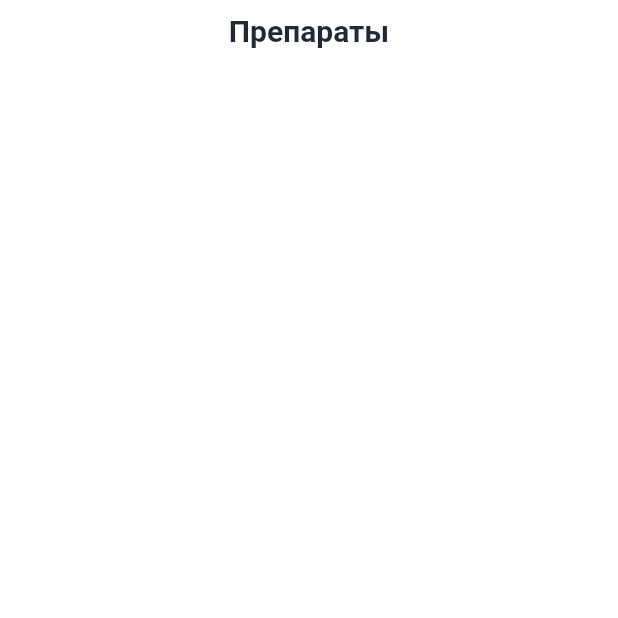
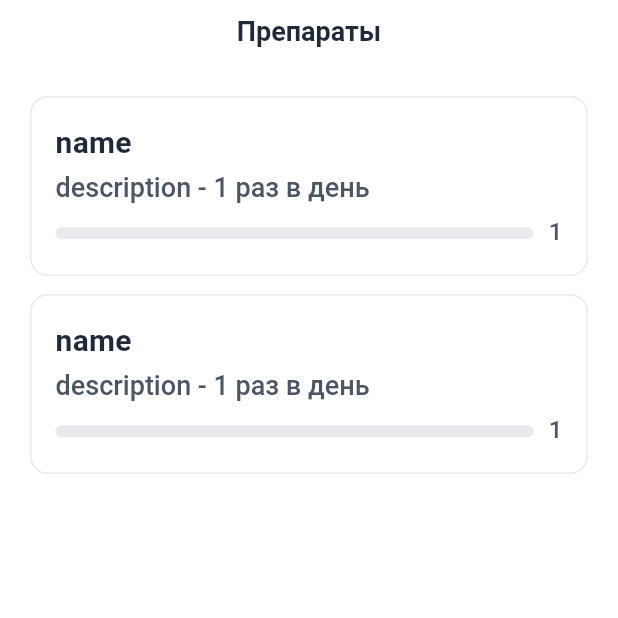
Before and after one commit to st1llsane/keep_my_medications, a Flutter app: the HomePage screen opened by its route, after a tap on "Препараты", on a phone screen of 412 x 824 dp, the top half of it. Run offline on Flutter 3.47's test engine with Material 3 defaults, Android fonts, the phone set to English and light mode, and no system bars; our stand-ins replace flutter_bloc, flutter_dotenv, freezed_annotation, get_it, go_router, hooks_riverpod and 3 more; missing offline and left inert: smooth_sheets; accounts and stored records are empty; generated files the repository leaves out were written again.

Commit message:
chore: minor changes

```diff
--- a/lib/bootstrap/app_initializer.dart
+++ b/lib/bootstrap/app_initializer.dart
@@ -1,8 +1,10 @@
 import 'package:flutter_dotenv/flutter_dotenv.dart';
+import 'package:keep_my_notes/config/get_it_config.dart';
 import 'package:keep_my_notes/config/supabase_config.dart';
 
 abstract class AppInitializer {
   static Future<void> initialize() async {
+    await setupDependencies();
     await dotenv.load();
     await initSupabase();
   }
--- a/lib/bootstrap/main.dart
+++ b/lib/bootstrap/main.dart
@@ -2,11 +2,9 @@ import 'package:flutter/material.dart';
 import 'package:hooks_riverpod/hooks_riverpod.dart';
 import 'package:keep_my_notes/bootstrap/app.dart';
 import 'package:keep_my_notes/bootstrap/app_initializer.dart';
-import 'package:keep_my_notes/config/get_it_config.dart';
 
 /// Точка входа в приложение.
 Future<void> main() async {
   await AppInitializer.initialize();
-  setupDependencies();
   runApp(const ProviderScope(child: App()));
 }
--- a/lib/config/get_it_config.dart
+++ b/lib/config/get_it_config.dart
@@ -9,4 +9,4 @@ final getIt = GetIt.instance;
   preferRelativeImports: false,
   asExtension: true,
 )
-void setupDependencies() => getIt.init();
+Future<void> setupDependencies() async => getIt.init();
--- a/lib/features/medications/models/medication.dart
+++ b/lib/features/medications/models/medication.dart
@@ -14,10 +14,26 @@ abstract class Medication with _$Medication {
     required double? dose,
     required int? perDayCount,
     required int takenToday,
-    required String createdAt,
+    required String? createdAt,
     required String? updatedAt,
   }) = _Medication;
+
+  factory Medication.mock() => const Medication(
+    id: 0,
+    name: 'name',
+    description: 'description',
+    timePeriod: MedicationTimePeriod.morning,
+    dose: 1,
+    perDayCount: 1,
+    takenToday: 1,
+    createdAt: null,
+    updatedAt: null,
+  );
 
   factory Medication.fromJson(Map<String, Object?> json) =>
       _$MedicationFromJson(json);
 }
+
+// abstract interface class Mockable<T> {
+//   T mock();
+// }
--- a/lib/features/medications/presentation/pages/medications_page.dart
+++ b/lib/features/medications/presentation/pages/medications_page.dart
@@ -1,10 +1,9 @@
 import 'package:flutter/material.dart';
 import 'package:flutter_bloc/flutter_bloc.dart';
 import 'package:keep_my_notes/config/get_it_config.dart';
-import 'package:keep_my_notes/features/medications/models/medication.dart';
 import 'package:keep_my_notes/features/medications/models/states/medications_state.dart';
 import 'package:keep_my_notes/features/medications/presentation/blocs/medications_bloc.dart';
-import 'package:keep_my_notes/features/medications/presentation/widgets/medication_tile.dart';
+import 'package:keep_my_notes/features/medications/presentation/pages/medications_page_view.dart';
 import 'package:keep_my_notes/shared/ui/adaptive_nav_bar.dart';
 
 class MedicationsPage extends StatelessWidget {
@@ -16,28 +15,9 @@ class MedicationsPage extends StatelessWidget {
       appBar: const AdaptiveNavBar(title: 'Препараты'),
       body: BlocProvider<MedicationsBloc>(
         create: (context) => getIt<MedicationsBloc>(),
-        child: BlocBuilder<MedicationsBloc, MedicationsState>(builder: builder),
-      ),
-    );
-  }
-
-  Widget builder(BuildContext context, MedicationsState state) {
-    final MedicationsState(:medications) = state;
-
-    return Padding(
-      padding: const EdgeInsets.only(left: 20, right: 20, top: 30),
-      child: Column(
-        spacing: 12,
-        children: [
-          ListView.builder(
-            itemCount: medications.length,
-            shrinkWrap: true,
-            itemBuilder: (context, index) {
-              final Medication medication = medications[index];
-              return MedicationTile(medication: medication);
-            },
-          ),
-        ],
+        child: BlocBuilder<MedicationsBloc, MedicationsState>(
+          builder: (context, state) => MedicationsPageView(state),
+        ),
       ),
     );
   }
--- /dev/null
+++ b/lib/features/medications/presentation/pages/medications_page_view.dart
@@ -0,0 +1,42 @@
+import 'package:flutter/material.dart';
+import 'package:keep_my_notes/features/medications/models/medication.dart';
+import 'package:keep_my_notes/features/medications/models/states/medications_state.dart';
+import 'package:keep_my_notes/features/medications/presentation/widgets/medication_tile.dart';
+
+class MedicationsPageView extends StatelessWidget {
+  const MedicationsPageView(this.state, {super.key});
+
+  final MedicationsState state;
+
+  @override
+  Widget build(BuildContext context) {
+    // final MedicationsState(:medications) = state;
+    final medications = [Medication.mock(), Medication.mock()];
+
+    if (medications.isEmpty) {
+      return Container(child: Center(child: Text('Empty')));
+    }
+
+    return Padding(
+      padding: const EdgeInsets.fromLTRB(20, 20, 20, 0),
+      child: Column(
+        spacing: 12,
+        children: [
+          ListView.builder(
+            itemCount: medications.length,
+            shrinkWrap: true,
+            itemBuilder: (context, index) {
+              final Medication medication = medications[index];
+              final bool isLastItem = index == medications.length - 1;
+
+              return Padding(
+                padding: EdgeInsets.only(bottom: isLastItem ? 0 : 12),
+                child: MedicationTile(medication: medication),
+              );
+            },
+          ),
+        ],
+      ),
+    );
+  }
+}
--- a/lib/features/medications/presentation/widgets/medication_tile.dart
+++ b/lib/features/medications/presentation/widgets/medication_tile.dart
@@ -1,5 +1,6 @@
 import 'package:flutter/material.dart';
 import 'package:keep_my_notes/features/medications/models/medication.dart';
+import 'package:keep_my_notes/shared/extensions/build_context_extension.dart';
 import 'package:keep_my_notes/shared/theme/theme_colors.dart';
 import 'package:keep_my_notes/shared/theme/theme_radiuses.dart';
 import 'package:keep_my_notes/shared/theme/theme_text_styles.dart';
@@ -25,7 +26,8 @@ class MedicationTile extends StatelessWidget {
         children: [
           Text(
             medication.name ?? 'Без названия',
-            style: ThemeTextStyles.headingM,
+            // style: ThemeTextStyles.heading20,
+            style: context.textTheme.titleMedium,
           ),
           if (medication.description != null)
             RichText(
--- a/lib/pages/home_page.dart
+++ b/lib/pages/home_page.dart
@@ -19,14 +19,14 @@ class HomePage extends StatelessWidget {
             Align(
               alignment: Alignment.center,
               child: TextButton(
-                onPressed: () => context.routeNavigator.pushMedicationsPage(),
+                onPressed: () => context.routeNavigator.medications(),
                 child: Text('Препараты'),
               ),
             ),
             Align(
               alignment: Alignment.center,
               child: TextButton(
-                onPressed: () => context.routeNavigator.pushMoodPage(),
+                onPressed: () => context.routeNavigator.mood(),
                 child: Text('Настроение'),
               ),
             ),
--- a/lib/router/route_navigator.dart
+++ b/lib/router/route_navigator.dart
@@ -7,11 +7,11 @@ final class RouteNavigator {
 
   final BuildContext context;
 
-  void pushMedicationsPage() {
+  void medications() {
     context.push(AppRoutes.medications.path);
   }
 
-  void pushMoodPage() {
+  void mood() {
     context.push(AppRoutes.mood.path);
   }
 }
--- a/lib/router/router.dart
+++ b/lib/router/router.dart
@@ -6,21 +6,15 @@ import 'package:keep_my_notes/router/routes/medications_routes.dart';
 import 'package:keep_my_notes/router/routes/mood_routes.dart';
 import 'package:keep_my_notes/shared/ui/adaptive_page.dart';
 
+part 'routes/home_routes.dart';
+
 final _navigatorKey = GlobalKey<NavigatorState>(debugLabel: 'root');
 
 final GoRouter router = GoRouter(
   navigatorKey: _navigatorKey,
-  initialLocation: AppRoutes.home.path,
-  routes: [
-    GoRoute(
-      path: AppRoutes.home.path,
-      name: AppRoutes.home.name,
-      pageBuilder:
-          (_, _) =>
-              AdaptivePage(name: AppRoutes.home.name, child: const HomePage()),
-      routes: [...medicationsRoutes, moodRoutes],
-    ),
-  ],
+  // initialLocation: AppRoutes.home.path,
+  initialLocation: AppRoutes.medications.path,
+  routes: [homeRoutes],
   debugLogDiagnostics: true,
   observers: [_NavigatorObserver()],
 );
--- a/lib/shared/extensions/build_context_extension.dart
+++ b/lib/shared/extensions/build_context_extension.dart
@@ -1,6 +1,7 @@
-import 'package:flutter/widgets.dart';
+import 'package:flutter/material.dart';
 import 'package:keep_my_notes/router/route_navigator.dart';
 
 extension BuildContextExtension on BuildContext {
+  TextTheme get textTheme => TextTheme.of(this);
   RouteNavigator get routeNavigator => RouteNavigator(context: this);
 }
--- a/lib/shared/theme/theme_colors.dart
+++ b/lib/shared/theme/theme_colors.dart
@@ -1,7 +1,7 @@
 import 'package:flutter/material.dart';
 
 abstract class ThemeColors {
-  // Main colors
+  // Main
   static const Color background = Color(0xFFFFFFFF);
   static const Color foreground = Color(0xFF1F2937);
   static const Color foregroundSecondary = Color(0xFF4B5563);
@@ -9,7 +9,7 @@ abstract class ThemeColors {
   static const Color secondary = Color(0xFFE9EAEE);
   static const Color secondaryDark = Color(0xFFD6DADF);
 
-  // Accent colors
+  // Accent
   static const Color accent1 = Color(0xFF50C879);
   static const Color accent1Light = Color(0xFFEFF9F1);
   static const Color accent2 = Color(0xFFFFC008);
@@ -19,10 +19,13 @@ abstract class ThemeColors {
   static const Color accent4 = Color(0xFFDC2625);
   static const Color accent4Light = Color(0xFFFEF2F2);
 
-  // System colors
+  // Border
+  static const Color border = Color(0xFFE9EAEE);
+
+  // System
   static const Color success = Color(0xFF50C879);
 
-  // Mood colors
+  // Mood
   static const Color moodGreat = Color(0xFF4ade80);
   static const Color moodGood = Color(0xFFbef264);
   static const Color okay = Color(0xFFfde047);
--- a/lib/shared/theme/theme_text_styles.dart
+++ b/lib/shared/theme/theme_text_styles.dart
@@ -43,13 +43,13 @@ abstract class ThemeTextStyles {
   );
 
   // Heading
-  static const TextStyle heading20 = TextStyle(
+  static const TextStyle heading18 = TextStyle(
     color: ThemeColors.foreground,
-    fontSize: 20,
+    fontSize: 18,
     fontWeight: FontWeight.w700,
     height: 1,
   );
-  static const TextStyle headingM = TextStyle(
+  static const TextStyle heading20 = TextStyle(
     color: ThemeColors.foreground,
     fontSize: 20,
     fontWeight: FontWeight.w700,
--- a/lib/shared/ui/adaptive_nav_bar.dart
+++ b/lib/shared/ui/adaptive_nav_bar.dart
@@ -34,11 +34,11 @@ class CupertinoNavBar extends NavBar {
   @override
   Widget build(BuildContext context) {
     return CupertinoNavigationBar(
-      middle: Text(title, style: ThemeTextStyles.headingM),
+      middle: Text(title, style: ThemeTextStyles.heading18),
       previousPageTitle: 'Назад',
       padding: const EdgeInsetsDirectional.only(bottom: 8),
       border: const Border(
-        bottom: BorderSide(width: 1, color: ThemeColors.secondary),
+        bottom: BorderSide(width: 1, color: ThemeColors.border),
       ),
     );
   }
@@ -49,6 +49,6 @@ class MaterialNavBar extends NavBar {
 
   @override
   Widget build(BuildContext context) {
-    return AppBar(title: Text(title, style: ThemeTextStyles.headingM));
+    return AppBar(title: Text(title, style: ThemeTextStyles.heading18));
   }
 }
```
Also changed, not shown: lib/router/routes/home_routes.dart (added, +10 -0 lines), lib/shared/theme/app_theme_data.dart (+8 -8 lines), lib/config/get_it_config.config.dart, lib/features/medications/models/medication.freezed.dart, lib/features/medications/models/medication.g.dart, pubspec.lock, 1 other file.
